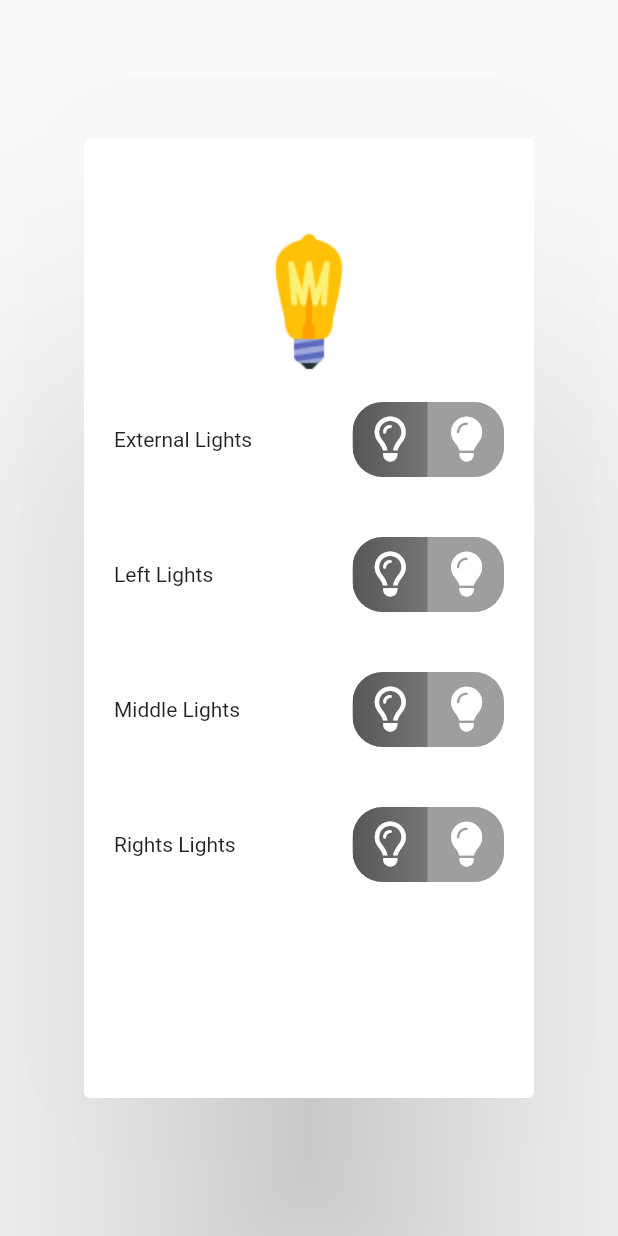
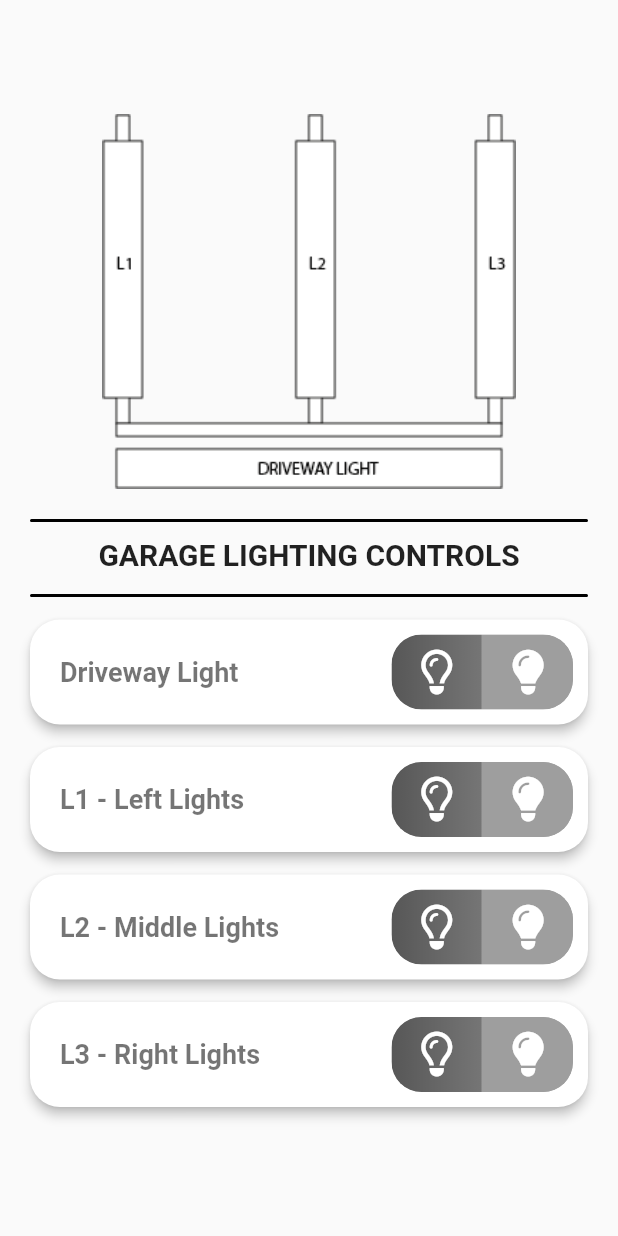
Before and after one commit to jashanpreet-singh-99/smart_garage, a Flutter app: the LightingPage screen opened directly, on a phone screen of 412 x 824 dp. Run offline on Flutter 3.47's test engine with Material 2 defaults, Android fonts, the phone set to English and light mode, and no system bars; drawn by our look-alikes of toggle_switch; our stand-ins replace email_validator, expandable, firebase_core, flutter_login, font_awesome_flutter, get and 4 more; missing offline and left inert: onesignal_flutter; accounts and stored records are empty; network calls fail.

Commit message:
FEAT: Updated lights to new UI.

```diff
--- a/lib/activities/home_screen/lighting_page.dart
+++ b/lib/activities/home_screen/lighting_page.dart
@@ -126,29 +126,75 @@ class _LightingPageState extends State<LightingPage> {
   Widget build(BuildContext context) {
     return Scaffold(
         body: Center(
-      child: Card(
-        elevation: 100,
-        shadowColor: Colors.black,
       child: SizedBox(
-          width: 300,
-          height: 640,
+        width: double.infinity,
         child: Padding(
-            //padding: const EdgeInsets.all(10.0),
-            padding: const EdgeInsets.only(top: 60.0),
+          padding: const EdgeInsets.fromLTRB(10, 10, 10, 10),
           child: SingleChildScrollView(
             child: Column(
               children: [
-                  Image.asset(
-                    'assets/light_icon.png',
+                SizedBox(
+                  height: 250,
+                  child: Image.asset(
+                    'assets/garage_lights.png',
+                  ),
                 ),
                 Padding(
-                    padding: const EdgeInsets.all(20.0),
+                  padding: const EdgeInsets.fromLTRB(10, 20, 10, 0),
+                  child: Container(
+                    height: 2,
+                    decoration: BoxDecoration(
+                        color: Colors.black87,
+                        border: Border.all(),
+                        borderRadius:
+                            const BorderRadius.all(Radius.circular(2))),
+                  ),
+                ),
+                const Padding(
+                  padding: EdgeInsets.fromLTRB(10, 10, 10, 10),
+                  child: Text(
+                    "GARAGE LIGHTING CONTROLS",
+                    style: TextStyle(
+                      color: Colors.black87,
+                      fontSize: 20,
+                      fontWeight: FontWeight.w600,
+                    ),
+                  ),
+                ),
+                Padding(
+                  padding: const EdgeInsets.fromLTRB(10, 5, 10, 10),
+                  child: Container(
+                    height: 2,
+                    decoration: BoxDecoration(
+                        color: Colors.black87,
+                        border: Border.all(),
+                        borderRadius:
+                            const BorderRadius.all(Radius.circular(2))),
+                  ),
+                ),
+                Card(
+                  margin: const EdgeInsets.fromLTRB(10, 5, 10, 10),
+                  elevation: 3,
+                  shape: RoundedRectangleBorder(
+                    borderRadius: BorderRadius.circular(20.0),
+                  ),
+                  child: Padding(
+                    padding: const EdgeInsets.all(10.0),
                     child: Row(
                       mainAxisAlignment: MainAxisAlignment.spaceBetween,
                       children: [
-                        const Text("External Lights"),
+                        const Padding(
+                          padding: EdgeInsets.fromLTRB(10, 0, 0, 0),
+                          child: Text(
+                            "Driveway Light",
+                            style: TextStyle(
+                                fontSize: 18,
+                                fontWeight: FontWeight.w600,
+                                color: Colors.black54),
+                          ),
+                        ),
                         ToggleSwitch(
-                          minWidth: 50.0,
+                          minWidth: 60.0,
                           minHeight: 50.0,
                           initialLabelIndex: lightExt,
                           cornerRadius: 20.0,
@@ -180,14 +226,30 @@ class _LightingPageState extends State<LightingPage> {
                       ],
                     ),
                   ),
-                  Padding(
-                    padding: const EdgeInsets.all(20.0),
+                ),
+                Card(
+                  margin: const EdgeInsets.fromLTRB(10, 5, 10, 10),
+                  elevation: 3,
+                  shape: RoundedRectangleBorder(
+                    borderRadius: BorderRadius.circular(20.0),
+                  ),
+                  child: Padding(
+                    padding: const EdgeInsets.all(10.0),
                     child: Row(
                       mainAxisAlignment: MainAxisAlignment.spaceBetween,
                       children: [
-                        const Text("Left Lights"),
+                        const Padding(
+                          padding: EdgeInsets.fromLTRB(10, 0, 0, 0),
+                          child: Text(
+                            "L1 - Left Lights",
+                            style: TextStyle(
+                                fontSize: 18,
+                                fontWeight: FontWeight.w600,
+                                color: Colors.black54),
+                          ),
+                        ),
                         ToggleSwitch(
-                          minWidth: 50.0,
+                          minWidth: 60.0,
                           minHeight: 50.0,
                           initialLabelIndex: lightL,
                           cornerRadius: 20.0,
@@ -219,14 +281,30 @@ class _LightingPageState extends State<LightingPage> {
                       ],
                     ),
                   ),
-                  Padding(
-                    padding: const EdgeInsets.all(20.0),
+                ),
+                Card(
+                  margin: const EdgeInsets.fromLTRB(10, 5, 10, 10),
+                  elevation: 3,
+                  shape: RoundedRectangleBorder(
+                    borderRadius: BorderRadius.circular(20.0),
+                  ),
+                  child: Padding(
+                    padding: const EdgeInsets.all(10.0),
                     child: Row(
                       mainAxisAlignment: MainAxisAlignment.spaceBetween,
                       children: [
-                        const Text("Middle Lights"),
+                        const Padding(
+                          padding: EdgeInsets.fromLTRB(10, 0, 0, 0),
+                          child: Text(
+                            "L2 - Middle Lights",
+                            style: TextStyle(
+                                fontSize: 18,
+                                fontWeight: FontWeight.w600,
+                                color: Colors.black54),
+                          ),
+                        ),
                         ToggleSwitch(
-                          minWidth: 50.0,
+                          minWidth: 60.0,
                           minHeight: 50.0,
                           initialLabelIndex: lightM,
                           cornerRadius: 20.0,
@@ -258,14 +336,30 @@ class _LightingPageState extends State<LightingPage> {
                       ],
                     ),
                   ),
-                  Padding(
-                    padding: const EdgeInsets.all(20.0),
+                ),
+                Card(
+                  margin: const EdgeInsets.fromLTRB(10, 5, 10, 10),
+                  elevation: 3,
+                  shape: RoundedRectangleBorder(
+                    borderRadius: BorderRadius.circular(20.0),
+                  ),
+                  child: Padding(
+                    padding: const EdgeInsets.all(10.0),
                     child: Row(
                       mainAxisAlignment: MainAxisAlignment.spaceBetween,
                       children: [
-                        const Text("Rights Lights"),
+                        const Padding(
+                          padding: EdgeInsets.fromLTRB(10, 0, 0, 0),
+                          child: Text(
+                            "L3 - Right Lights",
+                            style: TextStyle(
+                                fontSize: 18,
+                                fontWeight: FontWeight.w600,
+                                color: Colors.black54),
+                          ),
+                        ),
                         ToggleSwitch(
-                          minWidth: 50.0,
+                          minWidth: 60.0,
                           minHeight: 50.0,
                           initialLabelIndex: lightR,
                           cornerRadius: 20.0,
@@ -298,8 +392,8 @@ class _LightingPageState extends State<LightingPage> {
                       ],
                     ),
                   ),
+                ),
               ],
-              ),
             ),
           ),
         ),
--- a/pubspec.yaml
+++ b/pubspec.yaml
@@ -82,6 +82,7 @@ flutter:
     - assets/garage_door.json
     - assets/wave.json
     - assets/coin.json
+    - assets/garage_lights.png
 
   # To add assets to your application, add an assets section, like this:
   # assets:
```
Also changed, not shown: assets/garage_lights.png (added). Lines whose indentation alone changed are shown as unchanged.
